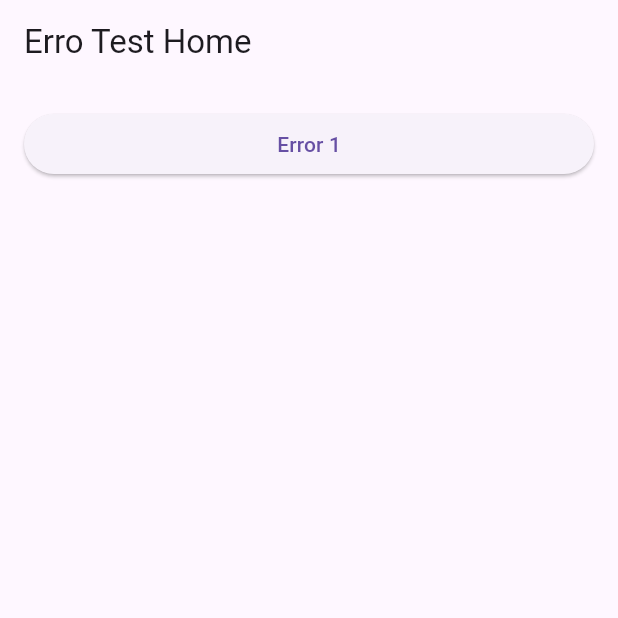
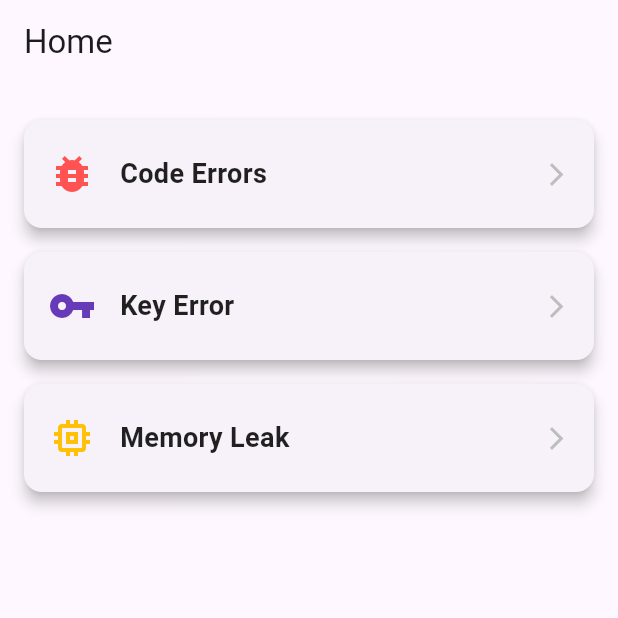
Before and after one commit to viniacpotrich/Gerenciamento-de-Aplicativos, a Flutter app: the screen it shows after launch, on a phone screen of 412 x 824 dp, the top half of it. Run offline on Flutter 3.47's test engine with Material 3 defaults, Android fonts, the light colour scheme and no system bars; our stand-ins replace bloc, cloud_firestore, firebase_crashlytics, flutter_bloc, get, hive; missing offline and left inert: mongo_dart; accounts and stored records are empty; generated files the repository leaves out were written again.

Commit message:
Feat: organizacao e mais erros para o flutter base

```diff
--- a/flutter_base/lib/home_screen.dart
+++ /dev/null
@@ -1,24 +0,0 @@
-import 'package:flutter/material.dart';
-import 'package:flutter_base/routes.dart';
-
-class HomeScreen extends StatelessWidget {
-  const HomeScreen({super.key});
-
-  @override
-  Widget build(BuildContext context) {
-    return Scaffold(
-      appBar: AppBar(title: const Text('Erro Test Home')),
-      body: ListView(
-        padding: const EdgeInsets.all(16),
-        children: [
-          ElevatedButton(
-            onPressed: () {
-              Navigator.pushNamed(context, Routes.errorScreenCast);
-            },
-            child: const Text('Error 1'),
-          ),
-        ],
-      ),
-    );
-  }
-}
--- a/flutter_base/lib/main.dart
+++ b/flutter_base/lib/main.dart
@@ -1,25 +1,30 @@
+import 'dart:async';
+import 'dart:developer' as developer;
+
 import 'package:acta/acta.dart';
 // import 'package:firebase_core/firebase_core.dart';
 import 'package:flutter/material.dart';
-import 'package:flutter_base/error_screen.dart';
-import 'package:flutter_base/home_screen.dart';
-import 'package:flutter_base/routes.dart';
+import 'package:flutter_base/screens/code_errors/code_errors.dart';
+import 'package:flutter_base/navigation/custom_navigator_observer.dart';
+import 'package:flutter_base/screens/home/home_screen.dart';
+import 'package:flutter_base/navigation/routes.dart';
+import 'package:flutter_base/screens/key_error/key_error.dart';
+import 'package:flutter_base/screens/memory_leak/memory_leak.dart';
 // import 'package:flutter_base/firebase_options.dart';
 
 final GlobalKey<NavigatorState> navigatorKey = GlobalKey<NavigatorState>();
 void main() async {
-  WidgetsFlutterBinding.ensureInitialized();
   // await Firebase.initializeApp(options: DefaultFirebaseOptions.currentPlatform);
   Handler.initialize(
     // Handler2.initialize(
     strategies: [
       ConsoleStrategy(),
-      GitHubIssueStrategy(
-        owner: 'meuUser',
-        repo: 'meuRepo',
-        token: 'meuToken',
-        minSeverity: Severity.critical,
-      ),
+      // GitHubIssueStrategy(
+      //   owner: 'meuUser',
+      //   repo: 'meuRepo',
+      //   token: 'meuToken',
+      //   minSeverity: Severity.critical,
+      // ),
     ],
     storage: CompositeStorage([
       MongoStorage(
@@ -27,8 +32,9 @@ void main() async {
             'mongodb://root:example@127.0.0.1:27017/error_logs?authSource=admin',
         dbName: 'error_logs',
         collection: 'logs',
+        compactMode: true,
       ),
-      FirebaseStorage(),
+      // FirebaseStorage(),
     ]),
     // reporters: [ConsoleReporter(),],
     options: const HandlerOptions(
@@ -55,6 +61,20 @@ void main() async {
     appRunner: () {
       runApp(const MyApp());
     },
+    zoneSpecification: ZoneSpecification(
+      print: (self, parent, zone, line) {
+        developer.log("[PRINT] $line");
+        parent.print(zone, line);
+      },
+      createTimer: (self, parent, zone, duration, callback) {
+        developer.log("[TIMER] Scheduled for $duration");
+        return parent.createTimer(zone, duration, callback);
+      },
+      scheduleMicrotask: (self, parent, zone, task) {
+        developer.log("[MICROTASK] New microtask scheduled");
+        parent.scheduleMicrotask(zone, task);
+      },
+    ),
   );
 }
 
@@ -83,17 +103,11 @@ class MyApp extends StatelessWidget {
       title: 'Erro Test App',
       home: const HomeScreen(),
       routes: {
-        Routes.errorScreenCast:
-            (_) => const ErrorScreen(
-              title: 'Error Cast',
-              breadcrumbName: 'Pressionou Trigger()',
-              triggerError: methodErrorCast,
-            ),
+        Routes.errorScreen: (_) => const CodeErrorsScreen(),
+        Routes.keyScreen: (_) => const KeyErrorScreen(),
+        Routes.memoryLeakScreen: (_) => const MemoryLeakScreen(),
       },
+      navigatorObservers: [CustomNavigatorObserver()],
     );
   }
 }
-
-void methodErrorCast() {
-  int inteiro = 0.0 as int; // Força um erro de tipo
-}
--- /dev/null
+++ b/flutter_base/lib/navigation/routes.dart
@@ -0,0 +1,6 @@
+abstract final class Routes {
+  static const home = '/';
+  static const errorScreen = 'error_screen';
+  static const keyScreen = 'key_screen';
+  static const memoryLeakScreen = 'memory_leak_screen';
+}
--- a/flutter_base/lib/routes.dart
+++ /dev/null
@@ -1,4 +0,0 @@
-abstract final class Routes {
-  static const home = '/';
-  static const errorScreenCast = 'error_screen_cast';
-}
--- /dev/null
+++ b/flutter_base/lib/screens/home/home_screen.dart
@@ -0,0 +1,76 @@
+import 'package:flutter/material.dart';
+import 'package:flutter_base/navigation/routes.dart';
+
+class HomeScreen extends StatelessWidget {
+  const HomeScreen({super.key});
+
+  Widget _buildMenuButton({
+    required BuildContext context,
+    required String title,
+    required IconData icon,
+    required String route,
+    Color color = Colors.blue,
+  }) {
+    return Card(
+      margin: const EdgeInsets.symmetric(vertical: 8),
+      shape: RoundedRectangleBorder(borderRadius: BorderRadius.circular(12)),
+      elevation: 4,
+      child: InkWell(
+        borderRadius: BorderRadius.circular(12),
+        onTap: () => Navigator.pushNamed(context, route),
+        child: Padding(
+          padding: const EdgeInsets.symmetric(vertical: 20, horizontal: 16),
+          child: Row(
+            children: [
+              Icon(icon, size: 32, color: color),
+              const SizedBox(width: 16),
+              Text(
+                title,
+                style: TextStyle(
+                  fontSize: 18,
+                  fontWeight: FontWeight.w600,
+                  color: Colors.black87,
+                ),
+              ),
+              const Spacer(),
+              Icon(Icons.arrow_forward_ios, color: Colors.grey[400], size: 18),
+            ],
+          ),
+        ),
+      ),
+    );
+  }
+
+  @override
+  Widget build(BuildContext context) {
+    return Scaffold(
+      appBar: AppBar(title: const Text('Home')),
+      body: ListView(
+        padding: const EdgeInsets.all(16),
+        children: [
+          _buildMenuButton(
+            context: context,
+            title: 'Code Errors',
+            icon: Icons.bug_report,
+            route: Routes.errorScreen,
+            color: Colors.redAccent,
+          ),
+          _buildMenuButton(
+            context: context,
+            title: 'Key Error',
+            icon: Icons.vpn_key,
+            route: Routes.keyScreen,
+            color: Colors.deepPurple,
+          ),
+          _buildMenuButton(
+            context: context,
+            title: 'Memory Leak',
+            icon: Icons.memory,
+            route: Routes.memoryLeakScreen,
+            color: Colors.amber,
+          ),
+        ],
+      ),
+    );
+  }
+}
```
Also changed, not shown: flutter_base/lib/error_screen.dart (deleted, +0 -39 lines), flutter_base/lib/navigation/custom_navigator_observer.dart (added, +14 -0 lines), flutter_base/lib/screens/code_errors/code_errors.dart (added, +90 -0 lines), flutter_base/lib/screens/key_error/color_item.dart (added, +30 -0 lines), flutter_base/lib/screens/key_error/key_error.dart (added, +98 -0 lines), flutter_base/lib/screens/memory_leak/memory_leak.dart (added, +97 -0 lines), flutter_base/lib/utils/code_errors.dart (added, +27 -0 lines), acta/example/pubspec.lock, 3 other files.
